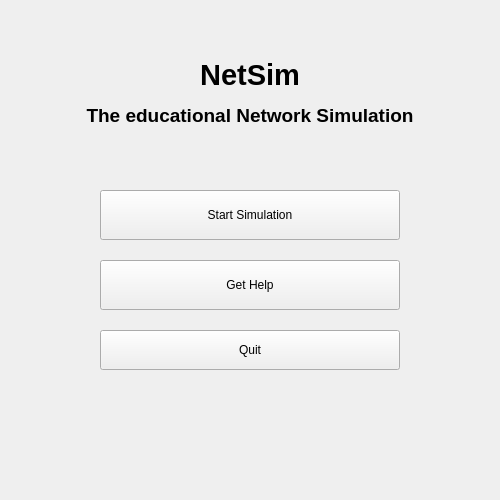
Above: src/views/windows/welcomewindow.ui from Filan-glitch/NetSim before the change. Below: the same form after it.
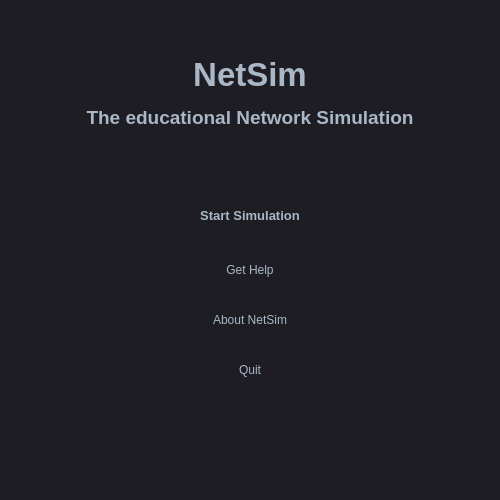
That is the form after the change. Icons and pictures are not drawn.

Commit message: Stylesheets and Icons updated

```diff
--- a/src/views/windows/welcomewindow.ui
+++ b/src/views/windows/welcomewindow.ui
@@ -38,6 +38,398 @@
    <iconset resource="../../../assets/ressources.qrc">
     <normaloff>:/icon.svg</normaloff>:/icon.svg</iconset>
   </property>
+  <property name="styleSheet">
+   <string notr="true">/*
+Material Dark Style Sheet for QT Applications
+Author: Jaime A. Quiroga P.
+Inspired on https://github.com/jxfwinter/qt-material-stylesheet
+Company: GTRONICK
+Last updated: 04/12/2018, 15:00.
+Available at: https://github.com/GTRONICK/QSS/blob/master/MaterialDark.qss
+*/
+QMainWindow {
+	background-color:#1e1d23;
+}
+QDialog {
+	background-color:#1e1d23;
+}
+QColorDialog {
+	background-color:#1e1d23;
+}
+QTextEdit {
+	background-color:#1e1d23;
+	color: #a9b7c6;
+}
+QPlainTextEdit {
+	selection-background-color:#007b50;
+	background-color:#1e1d23;
+	border-style: solid;
+	border-top-color: transparent;
+	border-right-color: transparent;
+	border-left-color: transparent;
+	border-bottom-color: transparent;
+	border-width: 1px;
+	color: #a9b7c6;
+}
+QPushButton{
+	border-style: solid;
+	border-top-color: transparent;
+	border-right-color: transparent;
+	border-left-color: transparent;
+	border-bottom-color: transparent;
+	border-width: 1px;
+	border-style: solid;
+	color: #a9b7c6;
+	padding: 2px;
+	background-color: #1e1d23;
+}
+QPushButton::default{
+	border-style: inset;
+	border-top-color: transparent;
+	border-right-color: transparent;
+	border-left-color: transparent;
+	border-bottom-color: #04b97f;
+	border-width: 1px;
+	color: #a9b7c6;
+	padding: 2px;
+	background-color: #1e1d23;
+}
+QToolButton {
+	border-style: solid;
+	border-top-color: transparent;
+	border-right-color: transparent;
+	border-left-color: transparent;
+	border-bottom-color: #04b97f;
+	border-bottom-width: 1px;
+	border-style: solid;
+	color: #a9b7c6;
+	padding: 2px;
+	background-color: #1e1d23;
+}
+QToolButton:hover{
+	border-style: solid;
+	border-top-color: transparent;
+	border-right-color: transparent;
+	border-left-color: transparent;
+	border-bottom-color: #37efba;
+	border-bottom-width: 2px;
+	border-style: solid;
+	color: #FFFFFF;
+	padding-bottom: 1px;
+	background-color: #1e1d23;
+}
+QPushButton:hover{
+	border-style: solid;
+	border-top-color: transparent;
+	border-right-color: transparent;
+	border-left-color: transparent;
+	border-bottom-color: #37efba;
+	border-bottom-width: 1px;
+	border-style: solid;
+	color: #FFFFFF;
+	padding-bottom: 2px;
+	background-color: #1e1d23;
+}
+QPushButton:pressed{
+	border-style: solid;
+	border-top-color: transparent;
+	border-right-color: transparent;
+	border-left-color: transparent;
+	border-bottom-color: #37efba;
+	border-bottom-width: 2px;
+	border-style: solid;
+	color: #37efba;
+	padding-bottom: 1px;
+	background-color: #1e1d23;
+}
+QPushButton:disabled{
+	border-style: solid;
+	border-top-color: transparent;
+	border-right-color: transparent;
+	border-left-color: transparent;
+	border-bottom-color: #808086;
+	border-bottom-width: 2px;
+	border-style: solid;
+	color: #808086;
+	padding-bottom: 1px;
+	background-color: #1e1d23;
+}
+QLineEdit {
+	border-width: 1px; border-radius: 4px;
+	border-color: rgb(58, 58, 58);
+	border-style: inset;
+	padding: 0 8px;
+	color: #a9b7c6;
+	background:#1e1d23;
+	selection-background-color:#007b50;
+	selection-color: #FFFFFF;
+}
+QLabel {
+	color: #a9b7c6;
+}
+QLCDNumber {
+	color: #37e6b4;
+}
+QProgressBar {
+	text-align: center;
+	color: rgb(240, 240, 240);
+	border-width: 1px; 
+	border-radius: 10px;
+	border-color: rgb(58, 58, 58);
+	border-style: inset;
+	background-color:#1e1d23;
+}
+QProgressBar::chunk {
+	background-color: #04b97f;
+	border-radius: 5px;
+}
+QMenuBar {
+	background-color: #1e1d23;
+}
+QMenuBar::item {
+	color: #a9b7c6;
+  	spacing: 3px;
+  	padding: 1px 4px;
+  	background: #1e1d23;
+}
+
+QMenuBar::item:selected {
+  	background:#1e1d23;
+	color: #FFFFFF;
+}
+QMenu::item:selected {
+	border-style: solid;
+	border-top-color: transparent;
+	border-right-color: transparent;
+	border-left-color: #04b97f;
+	border-bottom-color: transparent;
+	border-left-width: 2px;
+	color: #FFFFFF;
+	padding-left:15px;
+	padding-top:4px;
+	padding-bottom:4px;
+	padding-right:7px;
+	background-color: #1e1d23;
+}
+QMenu::item {
+	border-style: solid;
+	border-top-color: transparent;
+	border-right-color: transparent;
+	border-left-color: transparent;
+	border-bottom-color: transparent;
+	border-bottom-width: 1px;
+	border-style: solid;
+	color: #a9b7c6;
+	padding-left:17px;
+	padding-top:4px;
+	padding-bottom:4px;
+	padding-right:7px;
+	background-color: #1e1d23;
+}
+QMenu{
+	background-color:#1e1d23;
+}
+QTabWidget {
+	color:rgb(0,0,0);
+	background-color:#1e1d23;
+}
+QTabWidget::pane {
+		border-color: rgb(77,77,77);
+		background-color:#1e1d23;
+		border-style: solid;
+		border-width: 1px;
+    	border-radius: 6px;
+}
+QTabBar::tab {
+	border-style: solid;
+	border-top-color: transparent;
+	border-right-color: transparent;
+	border-left-color: transparent;
+	border-bottom-color: transparent;
+	border-bottom-width: 1px;
+	border-style: solid;
+	color: #808086;
+	padding: 3px;
+	margin-left:3px;
+	background-color: #1e1d23;
+}
+QTabBar::tab:selected, QTabBar::tab:last:selected, QTabBar::tab:hover {
+  	border-style: solid;
+	border-top-color: transparent;
+	border-right-color: transparent;
+	border-left-color: transparent;
+	border-bottom-color: #04b97f;
+	border-bottom-width: 2px;
+	border-style: solid;
+	color: #FFFFFF;
+	padding-left: 3px;
+	padding-bottom: 2px;
+	margin-left:3px;
+	background-color: #1e1d23;
+}
+
+QCheckBox {
+	color: #a9b7c6;
+	padding: 2px;
+}
+QCheckBox:disabled {
+	color: #808086;
+	padding: 2px;
+}
+
+QCheckBox:hover {
+	border-radius:4px;
+	border-style:solid;
+	padding-left: 1px;
+	padding-right: 1px;
+	padding-bottom: 1px;
+	padding-top: 1px;
+	border-width:1px;
+	border-color: rgb(87, 97, 106);
+	background-color:#1e1d23;
+}
+QCheckBox::indicator:checked {
+
+	height: 10px;
+	width: 10px;
+	border-style:solid;
+	border-width: 1px;
+	border-color: #04b97f;
+	color: #a9b7c6;
+	background-color: #04b97f;
+}
+QCheckBox::indicator:unchecked {
+
+	height: 10px;
+	width: 10px;
+	border-style:solid;
+	border-width: 1px;
+	border-color: #04b97f;
+	color: #a9b7c6;
+	background-color: transparent;
+}
+QRadioButton {
+	color: #a9b7c6;
+	background-color: #1e1d23;
+	padding: 1px;
+}
+QRadioButton::indicator:checked {
+	height: 10px;
+	width: 10px;
+	border-style:solid;
+	border-radius:5px;
+	border-width: 1px;
+	border-color: #04b97f;
+	color: #a9b7c6;
+	background-color: #04b97f;
+}
+QRadioButton::indicator:!checked {
+	height: 10px;
+	width: 10px;
+	border-style:solid;
+	border-radius:5px;
+	border-width: 1px;
+	border-color: #04b97f;
+	color: #a9b7c6;
+	background-color: transparent;
+}
+QStatusBar {
+	color:#027f7f;
+}
+QSpinBox {
+	color: #a9b7c6;	
+	background-color: #1e1d23;
+}
+QDoubleSpinBox {
+	color: #a9b7c6;	
+	background-color: #1e1d23;
+}
+QTimeEdit {
+	color: #a9b7c6;	
+	background-color: #1e1d23;
+}
+QDateTimeEdit {
+	color: #a9b7c6;	
+	background-color: #1e1d23;
+}
+QDateEdit {
+	color: #a9b7c6;	
+	background-color: #1e1d23;
+}
+QComboBox {
+	color: #a9b7c6;	
+	background: #1e1d23;
+}
+QComboBox:editable {
+	background: #1e1d23;
+	color: #a9b7c6;
+	selection-background-color: #1e1d23;
+}
+QComboBox QAbstractItemView {
+	color: #a9b7c6;	
+	background: #1e1d23;
+	selection-color: #FFFFFF;
+	selection-background-color: #1e1d23;
+}
+QComboBox:!editable:on, QComboBox::drop-down:editable:on {
+	color: #a9b7c6;	
+	background: #1e1d23;
+}
+QFontComboBox {
+	color: #a9b7c6;	
+	background-color: #1e1d23;
+}
+QToolBox {
+	color: #a9b7c6;
+	background-color: #1e1d23;
+}
+QToolBox::tab {
+	color: #a9b7c6;
+	background-color: #1e1d23;
+}
+QToolBox::tab:selected {
+	color: #FFFFFF;
+	background-color: #1e1d23;
+}
+QScrollArea {
+	color: #FFFFFF;
+	background-color: #1e1d23;
+}
+QSlider::groove:horizontal {
+	height: 5px;
+	background: #04b97f;
+}
+QSlider::groove:vertical {
+	width: 5px;
+	background: #04b97f;
+}
+QSlider::handle:horizontal {
+	background: qlineargradient(x1:0, y1:0, x2:1, y2:1, stop:0 #b4b4b4, stop:1 #8f8f8f);
+	border: 1px solid #5c5c5c;
+	width: 14px;
+	margin: -5px 0;
+	border-radius: 7px;
+}
+QSlider::handle:vertical {
+	background: qlineargradient(x1:1, y1:1, x2:0, y2:0, stop:0 #b4b4b4, stop:1 #8f8f8f);
+	border: 1px solid #5c5c5c;
+	height: 14px;
+	margin: 0 -5px;
+	border-radius: 7px;
+}
+QSlider::add-page:horizontal {
+    background: white;
+}
+QSlider::add-page:vertical {
+    background: white;
+}
+QSlider::sub-page:horizontal {
+    background: #04b97f;
+}
+QSlider::sub-page:vertical {
+    background: #04b97f;
+}</string>
+  </property>
   <property name="documentMode">
    <bool>false</bool>
   </property>
@@ -51,6 +443,12 @@
       <height>50</height>
      </rect>
     </property>
+    <property name="font">
+     <font>
+      <pointsize>10</pointsize>
+      <bold>true</bold>
+     </font>
+    </property>
     <property name="text">
      <string>Start Simulation</string>
     </property>
@@ -67,6 +465,7 @@
     <property name="font">
      <font>
       <family>Arial</family>
+      <pointsize>13</pointsize>
       <bold>true</bold>
       <strikeout>false</strikeout>
      </font>
@@ -75,7 +474,7 @@
      <cursorShape>ArrowCursor</cursorShape>
     </property>
     <property name="text">
-     <string>&lt;html&gt;&lt;head/&gt;&lt;body&gt;&lt;p&gt;&lt;span style=&quot; font-size:22pt; font-weight:700;&quot;&gt;NetSim&lt;/span&gt;&lt;/p&gt;&lt;p&gt;&lt;span style=&quot; font-size:14pt;&quot;&gt;The educational Network Simulation&lt;/span&gt;&lt;/p&gt;&lt;/body&gt;&lt;/html&gt;</string>
+     <string>&lt;html&gt;&lt;head/&gt;&lt;body&gt;&lt;p&gt;&lt;span style=&quot; font-size:25pt; font-weight:700;&quot;&gt;NetSim&lt;/span&gt;&lt;/p&gt;&lt;p&gt;&lt;span style=&quot; font-size:14pt;&quot;&gt;The educational Network Simulation&lt;/span&gt;&lt;/p&gt;&lt;/body&gt;&lt;/html&gt;</string>
     </property>
     <property name="textFormat">
      <enum>Qt::RichText</enum>
@@ -100,9 +499,9 @@
     <property name="geometry">
      <rect>
       <x>100</x>
-      <y>260</y>
+      <y>250</y>
       <width>300</width>
-      <height>50</height>
+      <height>40</height>
      </rect>
     </property>
     <property name="text">
@@ -113,7 +512,7 @@
     <property name="geometry">
      <rect>
       <x>100</x>
-      <y>330</y>
+      <y>350</y>
       <width>300</width>
       <height>40</height>
      </rect>
@@ -122,6 +521,19 @@
      <string>Quit</string>
     </property>
    </widget>
+   <widget class="QPushButton" name="aboutButton">
+    <property name="geometry">
+     <rect>
+      <x>100</x>
+      <y>300</y>
+      <width>300</width>
+      <height>40</height>
+     </rect>
+    </property>
+    <property name="text">
+     <string>About NetSim</string>
+    </property>
+   </widget>
   </widget>
   <widget class="QMenuBar" name="menubar">
    <property name="geometry">
```
Left out of the diff: 2 changed lines with no effect on the pictures. The commit also changes 31 other files.
